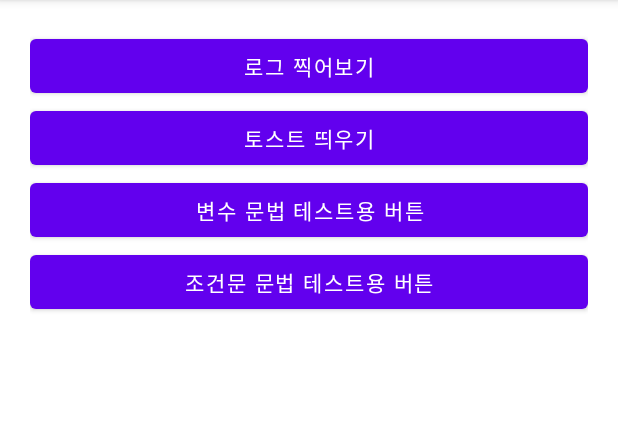
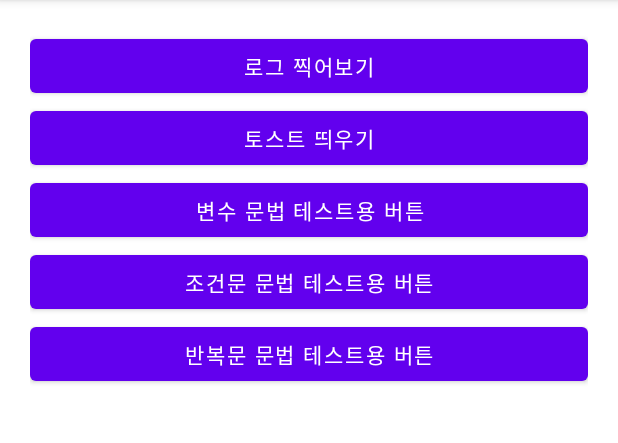
Before and after one commit to LIM-BAEK-SAN/KotlinBasic_20220516, an Android app: the screen it shows after launch (MainActivity), on a phone screen of 412 x 824 dp, the part 84-527 px from its top. Run offline under Robolectric (Android 15) with nearby library versions, the phone set to English and light mode, and no system bars.

Commit message:
반복문 테스트 코드

```diff
--- a/app/src/main/res/layout/activity_main.xml
+++ b/app/src/main/res/layout/activity_main.xml
@@ -31,4 +31,10 @@
         android:layout_width="match_parent"
         android:layout_height="wrap_content"
         android:text="조건문 문법 테스트용 버튼"/>
+
+    <Button
+        android:id="@+id/btnRepeat"
+        android:layout_width="match_parent"
+        android:layout_height="wrap_content"
+        android:text="반복문 문법 테스트용 버튼"/>
 </LinearLayout>
```
Also changed, not shown: app/src/main/java/kr/nepp/kotlinbasic_20220516/MainActivity.kt (+25 -0 lines).
